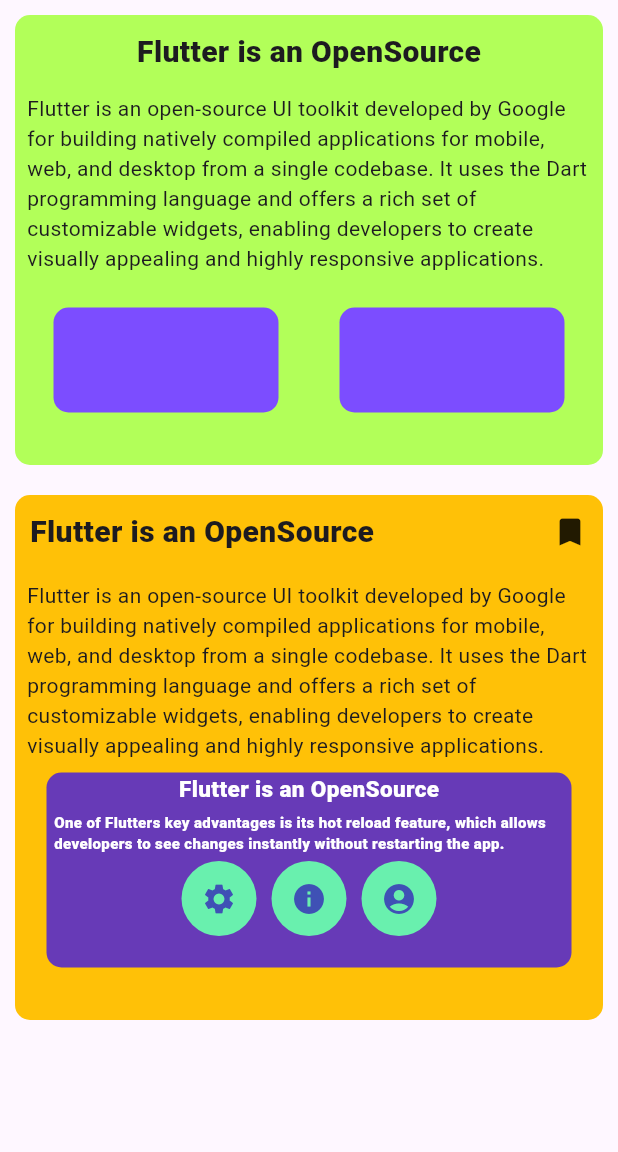
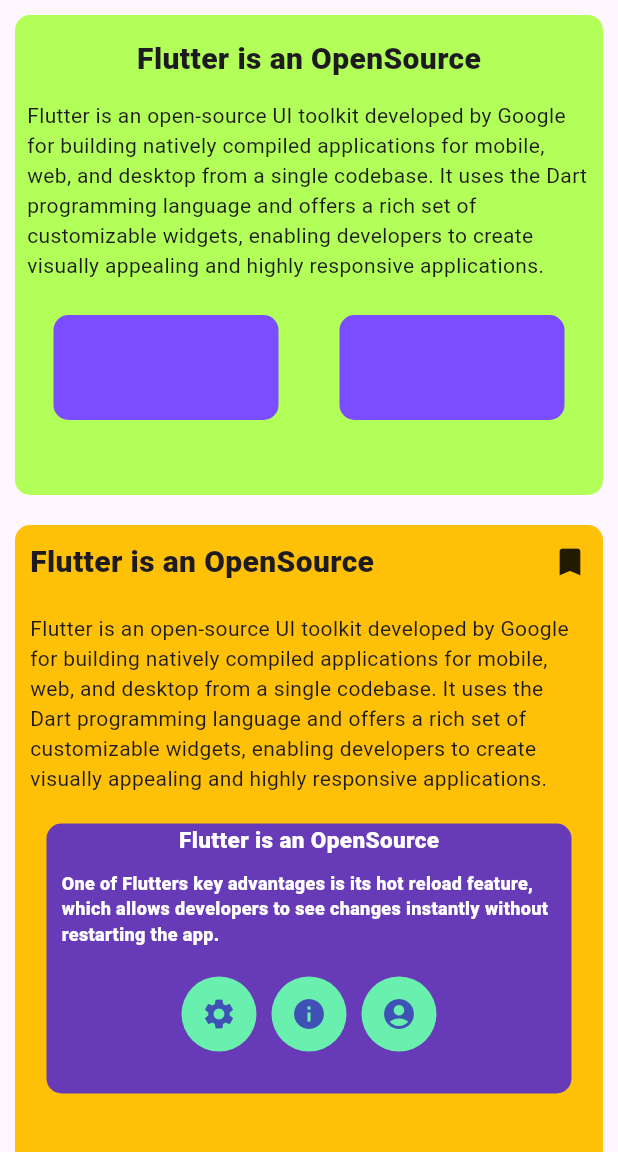
Before and after one commit to DP-Flutter-course/layout-app-2, a Flutter app: the screen it shows after launch, on a phone screen of 412 x 824 dp, the part 84-1236 px from its top. Run offline on Flutter 3.47's test engine with Material 3 defaults, Android fonts, the phone set to English and light mode, and no system bars.

Commit message:
add SingleChildScrollView qnd more styles

```diff
--- a/layout_app_2/lib/main.dart
+++ b/layout_app_2/lib/main.dart
@@ -27,7 +27,8 @@
           backgroundColor: Colors.blue,
         ),
 
-        body: Column(
+        body: SingleChildScrollView(
+          child: Column(
             mainAxisAlignment: MainAxisAlignment.start,
             children: [
               Padding(
@@ -37,12 +38,12 @@
                     borderRadius: BorderRadius.circular(10),
                     color: Colors.lightGreenAccent,
                   ),
-                height: 300,
+                  height: 320,
                   width: double.infinity,
                   child: Column(
                     children: [
                       Padding(
-                      padding: const EdgeInsets.fromLTRB(10, 10, 10, 5),
+                        padding: const EdgeInsets.fromLTRB(10, 15, 10, 5),
                         child: Text(
                           'Flutter is an OpenSource',
                           style: TextStyle(
@@ -95,7 +96,7 @@
                     borderRadius: BorderRadius.circular(10),
                     color: Colors.amber,
                   ),
-                height: 350,
+                  height: 430,
                   width: double.infinity,
                   child: Column(
                     children: [
@@ -119,19 +120,21 @@
                         ],
                       ),
                       Padding(
-                      padding: const EdgeInsets.all(8.0),
+                        padding: const EdgeInsets.all(10.0),
                         child: Text(
                           'Flutter is an open-source UI toolkit developed by Google for building natively compiled applications for mobile, web, and desktop from a single codebase. It uses the Dart programming language and offers a rich set of customizable widgets, enabling developers to create visually appealing and highly responsive applications.',
                         ),
                       ),
                       Column(
                         children: [
-                        Container(
+                          Padding(
+                            padding: const EdgeInsets.all(10.0),
+                            child: Container(
                               decoration: BoxDecoration(
                                 borderRadius: BorderRadius.circular(10),
                                 color: Colors.deepPurple,
                               ),
-                          height: 130,
+                              height: 180,
                               width: 350,
                               child: Column(
                                 children: [
@@ -144,17 +147,19 @@
                                     ),
                                   ),
                                   Padding(
-                                padding: const EdgeInsets.all(5.0),
+                                    padding: const EdgeInsets.all(10.0),
                                     child: Text(
                                       'One of Flutters key advantages is its hot reload feature, which allows developers to see changes instantly without restarting the app.',
                                       style: TextStyle(
-                                    fontSize: 10,
+                                        fontSize: 12,
                                         fontWeight: FontWeight.w800,
                                         color: Colors.white,
                                       ),
                                     ),
                                   ),
-                              Row(
+                                  Padding(
+                                    padding: const EdgeInsets.all(10.0),
+                                    child: Row(
                                       mainAxisAlignment: MainAxisAlignment.center,
                                       children: [
                                         Container(
@@ -188,7 +193,9 @@
                                         ),
                                       ],
                                     ),
+                                  ),
                                 ],
+                              ),
                             ),
                           ),
                         ],
@@ -200,6 +207,7 @@
             ],
           ),
         ),
+      ),
     );
   }
 }
```
Lines whose indentation alone changed are shown as unchanged.
